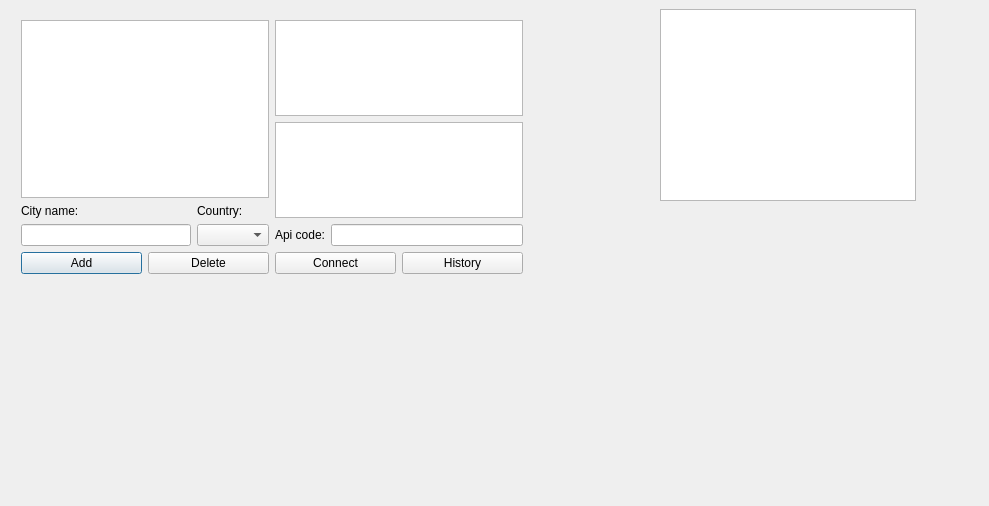
First picture: the form in weatherapp.ui, repository Pawlllosss/-Qt-C-WeatherUpdate, before the edit.
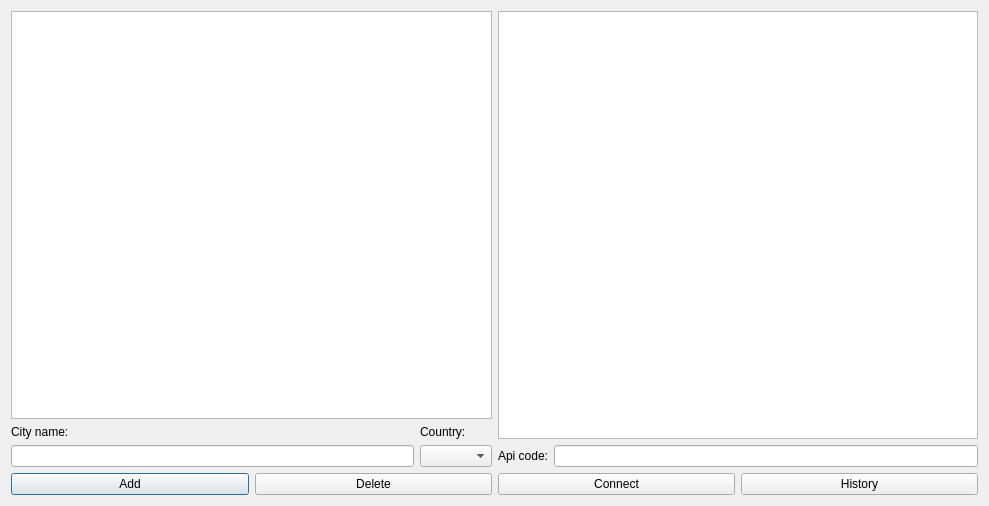
Second picture: the form after the edit.

```diff
--- a/weatherapp.ui
+++ b/weatherapp.ui
@@ -13,25 +13,8 @@
   <property name="windowTitle">
    <string>WeatherApp</string>
   </property>
-  <widget class="QTableView" name="table_sql_test">
-   <property name="geometry">
-    <rect>
-     <x>660</x>
-     <y>9</y>
-     <width>256</width>
-     <height>192</height>
-    </rect>
-   </property>
-  </widget>
-  <widget class="QWidget" name="layoutWidget">
-   <property name="geometry">
-    <rect>
-     <x>10</x>
-     <y>9</y>
-     <width>524</width>
-     <height>276</height>
-    </rect>
-   </property>
+  <layout class="QHBoxLayout" name="horizontalLayout_6">
+   <item>
    <layout class="QHBoxLayout" name="horizontalLayout_5">
     <item>
      <layout class="QVBoxLayout" name="verticalLayout_4">
@@ -92,9 +75,6 @@
     </item>
     <item>
      <layout class="QVBoxLayout" name="verticalLayout_3">
-      <item>
-       <widget class="QColumnView" name="columnView"/>
-      </item>
       <item>
        <widget class="QTextEdit" name="text_weather_info">
         <property name="enabled">
@@ -140,7 +120,8 @@
      </layout>
     </item>
    </layout>
-  </widget>
+   </item>
+  </layout>
  </widget>
  <layoutdefault spacing="6" margin="11"/>
  <resources/>
```
Lines whose indentation alone changed are shown as unchanged.
